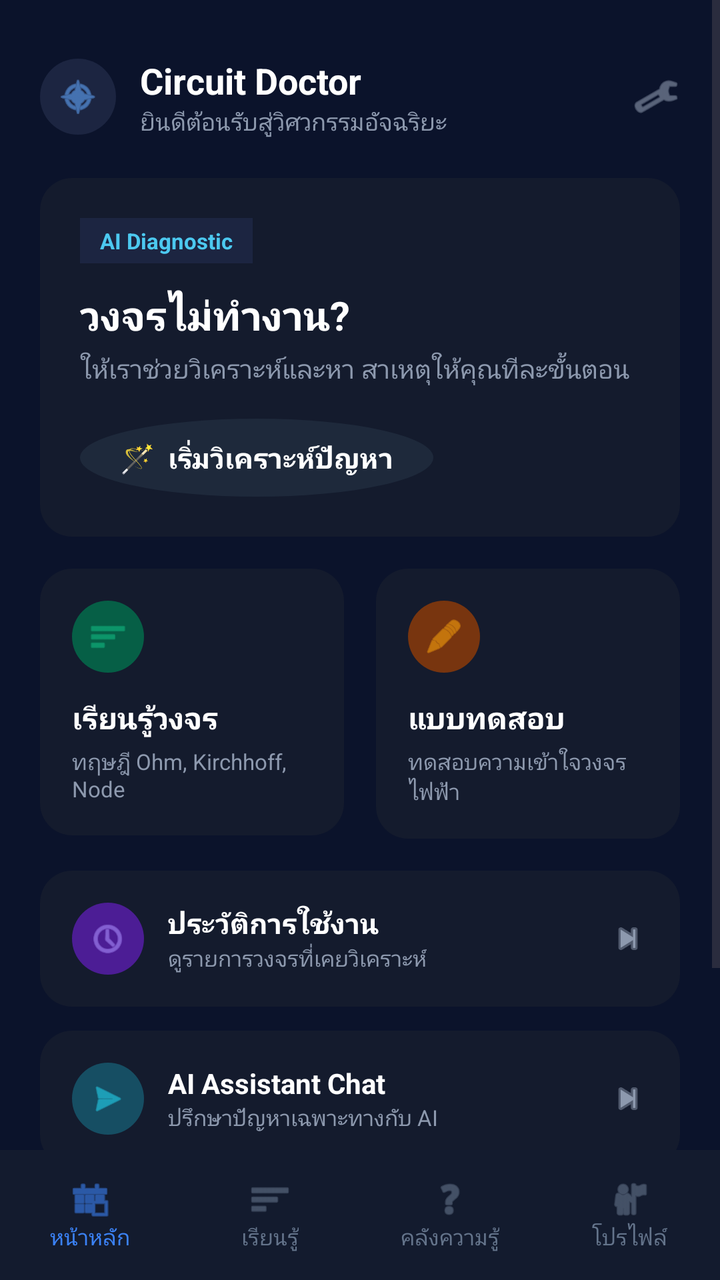
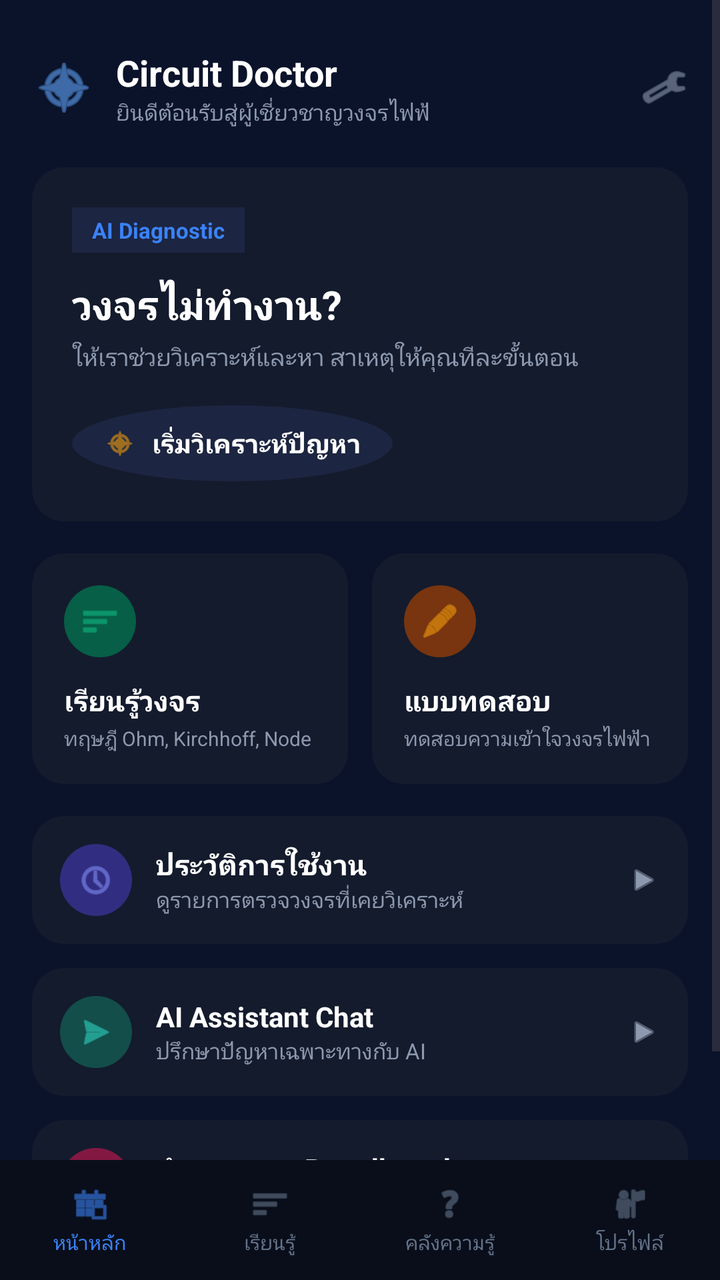

Before-and-after screenshots of an Android layout around one commit, followed by the original layout XML and the change that was made.
<!-- AndroidManifest.xml: application theme Theme.CircuitDoctor -->
<!-- res/layout/activity_main.xml -->
<?xml version="1.0" encoding="utf-8"?>
<RelativeLayout xmlns:android="http://schemas.android.com/apk/res/android"
    xmlns:app="http://schemas.android.com/apk/res-auto"
    android:layout_width="match_parent"
    android:layout_height="match_parent"
    android:background="#0B132B">

    
    <ScrollView
        android:layout_width="match_parent"
        android:layout_height="match_parent"
        android:layout_above="@id/bottomNavigation"
        android:fillViewport="true">

        <LinearLayout
            android:layout_width="match_parent"
            android:layout_height="wrap_content"
            android:orientation="vertical"
            android:padding="20dp">

            
            <RelativeLayout
                android:layout_width="match_parent"
                android:layout_height="wrap_content"
                android:layout_marginTop="8dp"
                android:layout_marginBottom="20dp">

                <LinearLayout
                    android:layout_width="wrap_content"
                    android:layout_height="wrap_content"
                    android:gravity="center_vertical"
                    android:orientation="horizontal">

                    <ImageView
                        android:layout_width="38dp"
                        android:layout_height="38dp"
                        android:background="@drawable/bg_circle_button"
                        android:backgroundTint="#1C2541"
                        android:padding="8dp"
                        android:src="@android:drawable/ic_menu_compass"
                        app:tint="#60A5FA" />

                    <LinearLayout
                        android:layout_width="wrap_content"
                        android:layout_height="wrap_content"
                        android:layout_marginStart="12dp"
                        android:orientation="vertical">

                        <TextView
                            android:layout_width="wrap_content"
                            android:layout_height="wrap_content"
                            android:text="Circuit Doctor"
                            android:textColor="#FFFFFF"
                            android:textSize="18sp"
                            android:textStyle="bold" />

                        <TextView
                            android:layout_width="wrap_content"
                            android:layout_height="wrap_content"
                            android:text="ยินดีต้อนรับสู่วิศวกรรมอัจฉริยะ"
                            android:textColor="#8D99AE"
                            android:textSize="12sp" />
                    </LinearLayout>
                </LinearLayout>

                <ImageView
                    android:layout_width="24dp"
                    android:layout_height="24dp"
                    android:layout_alignParentEnd="true"
                    android:layout_centerVertical="true"
                    android:src="@android:drawable/ic_menu_manage"
                    app:tint="#8D99AE" />
            </RelativeLayout>

            
            <LinearLayout
                android:id="@+id/btnStartDiagnostic"
                android:layout_width="match_parent"
                android:layout_height="wrap_content"
                android:background="@drawable/bg_card_dark"
                android:clickable="true"
                android:focusable="true"
                android:orientation="vertical"
                android:padding="20dp">

                <TextView
                    android:layout_width="wrap_content"
                    android:layout_height="wrap_content"
                    android:background="#1C2541"
                    android:paddingHorizontal="10dp"
                    android:paddingVertical="4dp"
                    android:text="AI Diagnostic"
                    android:textColor="#4CC9F0"
                    android:textSize="11sp"
                    android:textStyle="bold" />

                <TextView
                    android:layout_width="wrap_content"
                    android:layout_height="wrap_content"
                    android:layout_marginTop="12dp"
                    android:text="วงจรไม่ทำงาน?"
                    android:textColor="#FFFFFF"
                    android:textSize="20sp"
                    android:textStyle="bold" />

                <TextView
                    android:layout_width="wrap_content"
                    android:layout_height="wrap_content"
                    android:layout_marginTop="4dp"
                    android:text="ให้เราช่วยวิเคราะห์และหา สาเหตุให้คุณทีละขั้นตอน"
                    android:textColor="#8D99AE"
                    android:textSize="13sp" />

                <TextView
                    android:layout_width="wrap_content"
                    android:layout_height="wrap_content"
                    android:layout_marginTop="16dp"
                    android:background="@drawable/bg_circle_button"
                    android:paddingHorizontal="20dp"
                    android:paddingVertical="10dp"
                    android:text="🪄  เริ่มวิเคราะห์ปัญหา"
                    android:textColor="#FFFFFF"
                    android:textSize="14sp"
                    android:textStyle="bold" />
            </LinearLayout>

            
            <LinearLayout
                android:layout_width="match_parent"
                android:layout_height="wrap_content"
                android:layout_marginTop="16dp"
                android:orientation="horizontal">

                
                <LinearLayout
                    android:id="@+id/btnLearnCircuit"
                    android:layout_width="0dp"
                    android:layout_height="wrap_content"
                    android:layout_marginEnd="8dp"
                    android:layout_weight="1"
                    android:background="@drawable/bg_card_dark"
                    android:clickable="true"
                    android:focusable="true"
                    android:orientation="vertical"
                    android:padding="16dp">

                    <ImageView
                        android:layout_width="36dp"
                        android:layout_height="36dp"
                        android:background="@drawable/bg_circle_button"
                        android:backgroundTint="#065F46"
                        android:padding="8dp"
                        android:src="@android:drawable/ic_menu_sort_by_size"
                        app:tint="#10B981" />

                    <TextView
                        android:layout_width="wrap_content"
                        android:layout_height="wrap_content"
                        android:layout_marginTop="12dp"
                        android:text="เรียนรู้วงจร"
                        android:textColor="#FFFFFF"
                        android:textSize="15sp"
                        android:textStyle="bold" />

                    <TextView
                        android:layout_width="wrap_content"
                        android:layout_height="wrap_content"
                        android:layout_marginTop="4dp"
                        android:text="ทฤษฎี Ohm, Kirchhoff, Node"
                        android:textColor="#8D99AE"
                        android:textSize="11sp" />
                </LinearLayout>

                
                <LinearLayout
                    android:id="@+id/btnQuiz"
                    android:layout_width="0dp"
                    android:layout_height="wrap_content"
                    android:layout_marginStart="8dp"
                    android:layout_weight="1"
                    android:background="@drawable/bg_card_dark"
                    android:clickable="true"
                    android:focusable="true"
                    android:orientation="vertical"
                    android:padding="16dp">

                    <ImageView
                        android:layout_width="36dp"
                        android:layout_height="36dp"
                        android:background="@drawable/bg_circle_button"
                        android:backgroundTint="#78350F"
                        android:padding="8dp"
                        android:src="@android:drawable/ic_menu_edit"
                        app:tint="#F59E0B" />

                    <TextView
                        android:layout_width="wrap_content"
                        android:layout_height="wrap_content"
                        android:layout_marginTop="12dp"
                        android:text="แบบทดสอบ"
                        android:textColor="#FFFFFF"
                        android:textSize="15sp"
                        android:textStyle="bold" />

                    <TextView
                        android:layout_width="wrap_content"
                        android:layout_height="wrap_content"
                        android:layout_marginTop="4dp"
                        android:text="ทดสอบความเข้าใจวงจรไฟฟ้า"
                        android:textColor="#8D99AE"
                        android:textSize="11sp" />
                </LinearLayout>
            </LinearLayout>

            
            <LinearLayout
                android:id="@+id/btnHistory"
                android:layout_width="match_parent"
                android:layout_height="wrap_content"
                android:layout_marginTop="16dp"
                android:background="@drawable/bg_card_dark"
                android:clickable="true"
                android:focusable="true"
                android:gravity="center_vertical"
                android:orientation="horizontal"
                android:padding="16dp">

                <ImageView
                    android:layout_width="36dp"
                    android:layout_height="36dp"
                    android:background="@drawable/bg_circle_button"
                    android:backgroundTint="#4C1D95"
                    android:padding="8dp"
                    android:src="@android:drawable/ic_menu_recent_history"
                    app:tint="#A78BFA" />

                <LinearLayout
                    android:layout_width="0dp"
                    android:layout_height="wrap_content"
                    android:layout_marginStart="12dp"
                    android:layout_weight="1"
                    android:orientation="vertical">

                    <TextView
                        android:layout_width="wrap_content"
                        android:layout_height="wrap_content"
                        android:text="ประวัติการใช้งาน"
                        android:textColor="#FFFFFF"
                        android:textSize="14sp"
                        android:textStyle="bold" />

                    <TextView
                        android:layout_width="wrap_content"
                        android:layout_height="wrap_content"
                        android:text="ดูรายการวงจรที่เคยวิเคราะห์"
                        android:textColor="#8D99AE"
                        android:textSize="11sp" />
                </LinearLayout>

                <ImageView
                    android:layout_width="20dp"
                    android:layout_height="20dp"
                    android:src="@android:drawable/ic_media_next"
                    app:tint="#8D99AE" />
            </LinearLayout>

            
            <LinearLayout
                android:id="@+id/btnAiChat"
                android:layout_width="match_parent"
                android:layout_height="wrap_content"
                android:layout_marginTop="12dp"
                android:background="@drawable/bg_card_dark"
                android:clickable="true"
                android:focusable="true"
                android:gravity="center_vertical"
                android:orientation="horizontal"
                android:padding="16dp">

                <ImageView
                    android:layout_width="36dp"
                    android:layout_height="36dp"
                    android:background="@drawable/bg_circle_button"
                    android:backgroundTint="#164E63"
                    android:padding="8dp"
                    android:src="@android:drawable/ic_menu_send"
                    app:tint="#22D3EE" />

                <LinearLayout
                    android:layout_width="0dp"
                    android:layout_height="wrap_content"
                    android:layout_marginStart="12dp"
                    android:layout_weight="1"
                    android:orientation="vertical">

                    <TextView
                        android:layout_width="wrap_content"
                        android:layout_height="wrap_content"
                        android:text="AI Assistant Chat"
                        android:textColor="#FFFFFF"
                        android:textSize="14sp"
                        android:textStyle="bold" />

                    <TextView
                        android:layout_width="wrap_content"
                        android:layout_height="wrap_content"
                        android:text="ปรึกษาปัญหาเฉพาะทางกับ AI"
                        android:textColor="#8D99AE"
                        android:textSize="11sp" />
                </LinearLayout>

                <ImageView
                    android:layout_width="20dp"
                    android:layout_height="20dp"
                    android:src="@android:drawable/ic_media_next"
                    app:tint="#8D99AE" />
            </LinearLayout>

            
            <LinearLayout
                android:id="@+id/btnBreadboard"
                android:layout_width="match_parent"
                android:layout_height="wrap_content"
                android:layout_marginTop="12dp"
                android:background="@drawable/bg_card_dark"
                android:clickable="true"
                android:focusable="true"
                android:gravity="center_vertical"
                android:orientation="horizontal"
                android:padding="16dp">

                <ImageView
                    android:layout_width="36dp"
                    android:layout_height="36dp"
                    android:background="@drawable/bg_circle_button"
                    android:backgroundTint="#831843"
                    android:padding="8dp"
                    android:src="@android:drawable/ic_menu_preferences"
                    app:tint="#F472B6" />

                <LinearLayout
                    android:layout_width="0dp"
                    android:layout_height="wrap_content"
                    android:layout_marginStart="12dp"
                    android:layout_weight="1"
                    android:orientation="vertical">

                    <TextView
                        android:layout_width="wrap_content"
                        android:layout_height="wrap_content"
                        android:text="จำลองวงจร Breadboard"
                        android:textColor="#FFFFFF"
                        android:textSize="14sp"
                        android:textStyle="bold" />

                    <TextView
                        android:layout_width="wrap_content"
                        android:layout_height="wrap_content"
                        android:text="ทดสอบต่อวงจรจำลองเบื้องต้น"
                        android:textColor="#8D99AE"
                        android:textSize="11sp" />
                </LinearLayout>

                <ImageView
                    android:layout_width="20dp"
                    android:layout_height="20dp"
                    android:src="@android:drawable/ic_media_next"
                    app:tint="#8D99AE" />
            </LinearLayout>

        </LinearLayout>
    </ScrollView>

    
    <LinearLayout
        android:id="@+id/bottomNavigation"
        android:layout_width="match_parent"
        android:layout_height="65dp"
        android:layout_alignParentBottom="true"
        android:background="#131B2E"
        android:gravity="center"
        android:orientation="horizontal">

        <LinearLayout
            android:id="@+id/navHome"
            android:layout_width="0dp"
            android:layout_height="wrap_content"
            android:layout_weight="1"
            android:gravity="center"
            android:orientation="vertical">

            <ImageView
                android:layout_width="22dp"
                android:layout_height="22dp"
                android:src="@android:drawable/ic_menu_today"
                app:tint="#3B82F6" />

            <TextView
                android:layout_width="wrap_content"
                android:layout_height="wrap_content"
                android:text="หน้าหลัก"
                android:textColor="#3B82F6"
                android:textSize="11sp" />
        </LinearLayout>

        <LinearLayout
            android:id="@+id/navLearn"
            android:layout_width="0dp"
            android:layout_height="wrap_content"
            android:layout_weight="1"
            android:gravity="center"
            android:orientation="vertical">

            <ImageView
                android:layout_width="22dp"
                android:layout_height="22dp"
                android:src="@android:drawable/ic_menu_sort_by_size"
                app:tint="#64748B" />

            <TextView
                android:layout_width="wrap_content"
                android:layout_height="wrap_content"
                android:text="เรียนรู้"
                android:textColor="#64748B"
                android:textSize="11sp" />
        </LinearLayout>

        <LinearLayout
            android:id="@+id/navKnowledge"
            android:layout_width="0dp"
            android:layout_height="wrap_content"
            android:layout_weight="1"
            android:gravity="center"
            android:orientation="vertical">

            <ImageView
                android:layout_width="22dp"
                android:layout_height="22dp"
                android:src="@android:drawable/ic_menu_help"
                app:tint="#64748B" />

            <TextView
                android:layout_width="wrap_content"
                android:layout_height="wrap_content"
                android:text="คลังความรู้"
                android:textColor="#64748B"
                android:textSize="11sp" />
        </LinearLayout>

        <LinearLayout
            android:id="@+id/navProfile"
            android:layout_width="0dp"
            android:layout_height="wrap_content"
            android:layout_weight="1"
            android:gravity="center"
            android:orientation="vertical">

            <ImageView
                android:layout_width="22dp"
                android:layout_height="22dp"
                android:src="@android:drawable/ic_menu_myplaces"
                app:tint="#64748B" />

            <TextView
                android:layout_width="wrap_content"
                android:layout_height="wrap_content"
                android:text="โปรไฟล์"
                android:textColor="#64748B"
                android:textSize="11sp" />
        </LinearLayout>
    </LinearLayout>

</RelativeLayout>
<!-- resources referenced by this layout -->
<resources>
  <!-- drawable bg_card_dark (drawable) -->
  <?xml version="1.0" encoding="utf-8"?>
  <shape xmlns:android="http://schemas.android.com/apk/res/android">
      <solid android:color="#141B2D" />
      <corners android:radius="16dp" />
  </shape>
  <!-- drawable bg_circle_button (drawable) -->
  <?xml version="1.0" encoding="utf-8"?>
  <shape xmlns:android="http://schemas.android.com/apk/res/android" android:shape="oval">
      <solid android:color="#1E293B" />
  </shape>
  <style name="Theme.CircuitDoctor" parent="Base.Theme.CircuitDoctor" />
  <style name="Base.Theme.CircuitDoctor" parent="Theme.Material3.DayNight.NoActionBar">
          
          
      </style>
</resources>

<!-- the commit's change to res/layout/activity_main.xml (unified diff, before → after) -->
@@ -16,51 +16,45 @@
             android:layout_width="match_parent"
             android:layout_height="wrap_content"
             android:orientation="vertical"
-            android:padding="20dp">
+            android:padding="16dp">
 
             
             <RelativeLayout
                 android:layout_width="match_parent"
                 android:layout_height="wrap_content"
-                android:layout_marginTop="8dp"
-                android:layout_marginBottom="20dp">
+                android:layout_marginTop="8dp">
+
+                <ImageView
+                    android:id="@+id/imgLogo"
+                    android:layout_width="32dp"
+                    android:layout_height="32dp"
+                    android:layout_alignParentStart="true"
+                    android:layout_centerVertical="true"
+                    android:src="@android:drawable/ic_menu_compass"
+                    app:tint="#60A5FA" />
 
                 <LinearLayout
                     android:layout_width="wrap_content"
                     android:layout_height="wrap_content"
-                    android:gravity="center_vertical"
-                    android:orientation="horizontal">
-
-                    <ImageView
-                        android:layout_width="38dp"
-                        android:layout_height="38dp"
-                        android:background="@drawable/bg_circle_button"
-                        android:backgroundTint="#1C2541"
-                        android:padding="8dp"
-                        android:src="@android:drawable/ic_menu_compass"
-                        app:tint="#60A5FA" />
-
-                    <LinearLayout
-                        android:layout_width="wrap_content"
-                        android:layout_height="wrap_content"
-                        android:layout_marginStart="12dp"
-                        android:orientation="vertical">
-
-                        <TextView
-                            android:layout_width="wrap_content"
-                            android:layout_height="wrap_content"
-                            android:text="Circuit Doctor"
-                            android:textColor="#FFFFFF"
-                            android:textSize="18sp"
-                            android:textStyle="bold" />
-
-                        <TextView
-                            android:layout_width="wrap_content"
-                            android:layout_height="wrap_content"
-                            android:text="ยินดีต้อนรับสู่วิศวกรรมอัจฉริยะ"
-                            android:textColor="#8D99AE"
-                            android:textSize="12sp" />
-                    </LinearLayout>
+                    android:layout_centerVertical="true"
+                    android:layout_marginStart="10dp"
+                    android:layout_toEndOf="@id/imgLogo"
+                    android:orientation="vertical">
+
+                    <TextView
+                        android:layout_width="wrap_content"
+                        android:layout_height="wrap_content"
+                        android:text="Circuit Doctor"
+                        android:textColor="#FFFFFF"
+                        android:textSize="18sp"
+                        android:textStyle="bold" />
+
+                    <TextView
+                        android:layout_width="wrap_content"
+                        android:layout_height="wrap_content"
+                        android:text="ยินดีต้อนรับสู่ผู้เชี่ยวชาญวงจรไฟฟ้"
+                        android:textColor="#8D99AE"
+                        android:textSize="11sp" />
                 </LinearLayout>
 
                 <ImageView
@@ -68,18 +62,16 @@
                     android:layout_height="24dp"
                     android:layout_alignParentEnd="true"
                     android:layout_centerVertical="true"
-                    android:src="@android:drawable/ic_menu_manage"
+                    android:src="@android:drawable/ic_menu_preferences"
                     app:tint="#8D99AE" />
             </RelativeLayout>
 
             
             <LinearLayout
-                android:id="@+id/btnStartDiagnostic"
-                android:layout_width="match_parent"
-                android:layout_height="wrap_content"
+                android:layout_width="match_parent"
+                android:layout_height="wrap_content"
+                android:layout_marginTop="20dp"
                 android:background="@drawable/bg_card_dark"
-                android:clickable="true"
-                android:focusable="true"
                 android:orientation="vertical"
                 android:padding="20dp">
 
@@ -90,7 +82,7 @@
                     android:paddingHorizontal="10dp"
                     android:paddingVertical="4dp"
                     android:text="AI Diagnostic"
-                    android:textColor="#4CC9F0"
+                    android:textColor="#3B82F6"
                     android:textSize="11sp"
                     android:textStyle="bold" />
 
@@ -109,19 +101,37 @@
                     android:layout_marginTop="4dp"
                     android:text="ให้เราช่วยวิเคราะห์และหา สาเหตุให้คุณทีละขั้นตอน"
                     android:textColor="#8D99AE"
-                    android:textSize="13sp" />
-
-                <TextView
+                    android:textSize="12sp" />
+
+                
+                <LinearLayout
+                    android:id="@+id/btnStartDiagnostic"
                     android:layout_width="wrap_content"
                     android:layout_height="wrap_content"
                     android:layout_marginTop="16dp"
                     android:background="@drawable/bg_circle_button"
-                    android:paddingHorizontal="20dp"
-                    android:paddingVertical="10dp"
-                    android:text="🪄  เริ่มวิเคราะห์ปัญหา"
-                    android:textColor="#FFFFFF"
-                    android:textSize="14sp"
-                    android:textStyle="bold" />
+                    android:backgroundTint="#1C2541"
+                    android:clickable="true"
+                    android:focusable="true"
+                    android:gravity="center"
+                    android:paddingHorizontal="16dp"
+                    android:paddingVertical="10dp">
+
+                    <ImageView
+                        android:layout_width="16dp"
+                        android:layout_height="16dp"
+                        android:src="@android:drawable/ic_menu_compass"
+                        app:tint="#F59E0B" />
+
+                    <TextView
+                        android:layout_width="wrap_content"
+                        android:layout_height="wrap_content"
+                        android:layout_marginStart="8dp"
+                        android:text="เริ่มวิเคราะห์ปัญหา"
+                        android:textColor="#FFFFFF"
+                        android:textSize="13sp"
+                        android:textStyle="bold" />
+                </LinearLayout>
             </LinearLayout>
 
             
@@ -133,10 +143,10 @@
 
                 
                 <LinearLayout
-                    android:id="@+id/btnLearnCircuit"
+                    android:id="@+id/cardLearn"
                     android:layout_width="0dp"
                     android:layout_height="wrap_content"
-                    android:layout_marginEnd="8dp"
+                    android:layout_marginEnd="6dp"
                     android:layout_weight="1"
                     android:background="@drawable/bg_card_dark"
                     android:clickable="true"
@@ -159,24 +169,24 @@
                         android:layout_marginTop="12dp"
                         android:text="เรียนรู้วงจร"
                         android:textColor="#FFFFFF"
-                        android:textSize="15sp"
-                        android:textStyle="bold" />
-
-                    <TextView
-                        android:layout_width="wrap_content"
-                        android:layout_height="wrap_content"
-                        android:layout_marginTop="4dp"
+                        android:textSize="14sp"
+                        android:textStyle="bold" />
+
+                    <TextView
+                        android:layout_width="wrap_content"
+                        android:layout_height="wrap_content"
+                        android:layout_marginTop="2dp"
                         android:text="ทฤษฎี Ohm, Kirchhoff, Node"
                         android:textColor="#8D99AE"
-                        android:textSize="11sp" />
+                        android:textSize="10sp" />
                 </LinearLayout>
 
                 
                 <LinearLayout
-                    android:id="@+id/btnQuiz"
+                    android:id="@+id/cardQuiz"
                     android:layout_width="0dp"
                     android:layout_height="wrap_content"
-                    android:layout_marginStart="8dp"
+                    android:layout_marginStart="6dp"
                     android:layout_weight="1"
                     android:background="@drawable/bg_card_dark"
                     android:clickable="true"
@@ -199,16 +209,16 @@
                         android:layout_marginTop="12dp"
                         android:text="แบบทดสอบ"
                         android:textColor="#FFFFFF"
-                        android:textSize="15sp"
-                        android:textStyle="bold" />
-
-                    <TextView
-                        android:layout_width="wrap_content"
-                        android:layout_height="wrap_content"
-                        android:layout_marginTop="4dp"
+                        android:textSize="14sp"
+                        android:textStyle="bold" />
+
+                    <TextView
+                        android:layout_width="wrap_content"
+                        android:layout_height="wrap_content"
+                        android:layout_marginTop="2dp"
                         android:text="ทดสอบความเข้าใจวงจรไฟฟ้า"
                         android:textColor="#8D99AE"
-                        android:textSize="11sp" />
+                        android:textSize="10sp" />
                 </LinearLayout>
             </LinearLayout>
 
@@ -223,16 +233,16 @@
                 android:focusable="true"
                 android:gravity="center_vertical"
                 android:orientation="horizontal"
-                android:padding="16dp">
+                android:padding="14dp">
 
                 <ImageView
                     android:layout_width="36dp"
                     android:layout_height="36dp"
                     android:background="@drawable/bg_circle_button"
-                    android:backgroundTint="#4C1D95"
+                    android:backgroundTint="#312E81"
                     android:padding="8dp"
                     android:src="@android:drawable/ic_menu_recent_history"
-                    app:tint="#A78BFA" />
+                    app:tint="#818CF8" />
 
                 <LinearLayout
                     android:layout_width="0dp"
@@ -252,15 +262,15 @@
                     <TextView
                         android:layout_width="wrap_content"
                         android:layout_height="wrap_content"
-                        android:text="ดูรายการวงจรที่เคยวิเคราะห์"
+                        android:text="ดูรายการตรวจวงจรที่เคยวิเคราะห์"
                         android:textColor="#8D99AE"
                         android:textSize="11sp" />
                 </LinearLayout>
 
                 <ImageView
-                    android:layout_width="20dp"
-                    android:layout_height="20dp"
-                    android:src="@android:drawable/ic_media_next"
+                    android:layout_width="16dp"
+                    android:layout_height="16dp"
+                    android:src="@android:drawable/ic_media_play"
                     app:tint="#8D99AE" />
             </LinearLayout>
 
@@ -275,16 +285,16 @@
                 android:focusable="true"
                 android:gravity="center_vertical"
                 android:orientation="horizontal"
-                android:padding="16dp">
+                android:padding="14dp">
 
                 <ImageView
                     android:layout_width="36dp"
                     android:layout_height="36dp"
                     android:background="@drawable/bg_circle_button"
-                    android:backgroundTint="#164E63"
+                    android:backgroundTint="#134E4A"
                     android:padding="8dp"
                     android:src="@android:drawable/ic_menu_send"
-                    app:tint="#22D3EE" />
+                    app:tint="#2DD4BF" />
 
                 <LinearLayout
                     android:layout_width="0dp"
@@ -310,15 +320,15 @@
                 </LinearLayout>
 
                 <ImageView
-                    android:layout_width="20dp"
-                    android:layout_height="20dp"
-                    android:src="@android:drawable/ic_media_next"
+                    android:layout_width="16dp"
+                    android:layout_height="16dp"
+                    android:src="@android:drawable/ic_media_play"
                     app:tint="#8D99AE" />
             </LinearLayout>
 
             
             <LinearLayout
-                android:id="@+id/btnBreadboard"
+                android:id="@+id/btnSimulator"
                 android:layout_width="match_parent"
                 android:layout_height="wrap_content"
                 android:layout_marginTop="12dp"
@@ -327,7 +337,7 @@
                 android:focusable="true"
                 android:gravity="center_vertical"
                 android:orientation="horizontal"
-                android:padding="16dp">
+                android:padding="14dp">
 
                 <ImageView
                     android:layout_width="36dp"
@@ -362,9 +372,9 @@
                 </LinearLayout>
 
                 <ImageView
-                    android:layout_width="20dp"
-                    android:layout_height="20dp"
-                    android:src="@android:drawable/ic_media_next"
+                    android:layout_width="16dp"
+                    android:layout_height="16dp"
+                    android:src="@android:drawable/ic_media_play"
                     app:tint="#8D99AE" />
             </LinearLayout>
 
@@ -375,9 +385,9 @@
     <LinearLayout
         android:id="@+id/bottomNavigation"
         android:layout_width="match_parent"
-        android:layout_height="65dp"
+        android:layout_height="60dp"
         android:layout_alignParentBottom="true"
-        android:background="#131B2E"
+        android:background="#090E1A"
         android:gravity="center"
         android:orientation="horizontal">
 
@@ -386,21 +396,24 @@
             android:layout_width="0dp"
             android:layout_height="wrap_content"
             android:layout_weight="1"
+            android:clickable="true"
+            android:focusable="true"
             android:gravity="center"
             android:orientation="vertical">
 
             <ImageView
-                android:layout_width="22dp"
-                android:layout_height="22dp"
+                android:layout_width="20dp"
+                android:layout_height="20dp"
                 android:src="@android:drawable/ic_menu_today"
                 app:tint="#3B82F6" />
 
             <TextView
                 android:layout_width="wrap_content"
                 android:layout_height="wrap_content"
+                android:layout_marginTop="2dp"
                 android:text="หน้าหลัก"
                 android:textColor="#3B82F6"
-                android:textSize="11sp" />
+                android:textSize="10sp" />
         </LinearLayout>
 
         <LinearLayout
@@ -408,43 +421,49 @@
             android:layout_width="0dp"
             android:layout_height="wrap_content"
             android:layout_weight="1"
+            android:clickable="true"
+            android:focusable="true"
             android:gravity="center"
             android:orientation="vertical">
 
             <ImageView
-                android:layout_width="22dp"
-                android:layout_height="22dp"
+                android:layout_width="20dp"
+                android:layout_height="20dp"
                 android:src="@android:drawable/ic_menu_sort_by_size"
                 app:tint="#64748B" />
 
             <TextView
                 android:layout_width="wrap_content"
                 android:layout_height="wrap_content"
+                android:layout_marginTop="2dp"
                 android:text="เรียนรู้"
                 android:textColor="#64748B"
-                android:textSize="11sp" />
+                android:textSize="10sp" />
         </LinearLayout>
 
         <LinearLayout
-            android:id="@+id/navKnowledge"
+            android:id="@+id/navQuiz"
             android:layout_width="0dp"
             android:layout_height="wrap_content"
             android:layout_weight="1"
+            android:clickable="true"
+            android:focusable="true"
             android:gravity="center"
             android:orientation="vertical">
 
             <ImageView
-                android:layout_width="22dp"
-                android:layout_height="22dp"
+                android:layout_width="20dp"
+                android:layout_height="20dp"
                 android:src="@android:drawable/ic_menu_help"
                 app:tint="#64748B" />
 
             <TextView
                 android:layout_width="wrap_content"
                 android:layout_height="wrap_content"
+                android:layout_marginTop="2dp"
                 android:text="คลังความรู้"
                 android:textColor="#64748B"
-                android:textSize="11sp" />
+                android:textSize="10sp" />
         </LinearLayout>
 
         <LinearLayout
@@ -452,21 +471,24 @@
             android:layout_width="0dp"
             android:layout_height="wrap_content"
             android:layout_weight="1"
+            android:clickable="true"
+            android:focusable="true"
             android:gravity="center"
             android:orientation="vertical">
 
             <ImageView
-                android:layout_width="22dp"
-                android:layout_height="22dp"
+                android:layout_width="20dp"
+                android:layout_height="20dp"
                 android:src="@android:drawable/ic_menu_myplaces"
                 app:tint="#64748B" />
 
             <TextView
                 android:layout_width="wrap_content"
                 android:layout_height="wrap_content"
+                android:layout_marginTop="2dp"
                 android:text="โปรไฟล์"
                 android:textColor="#64748B"
-                android:textSize="11sp" />
+                android:textSize="10sp" />
         </LinearLayout>
     </LinearLayout>
 
